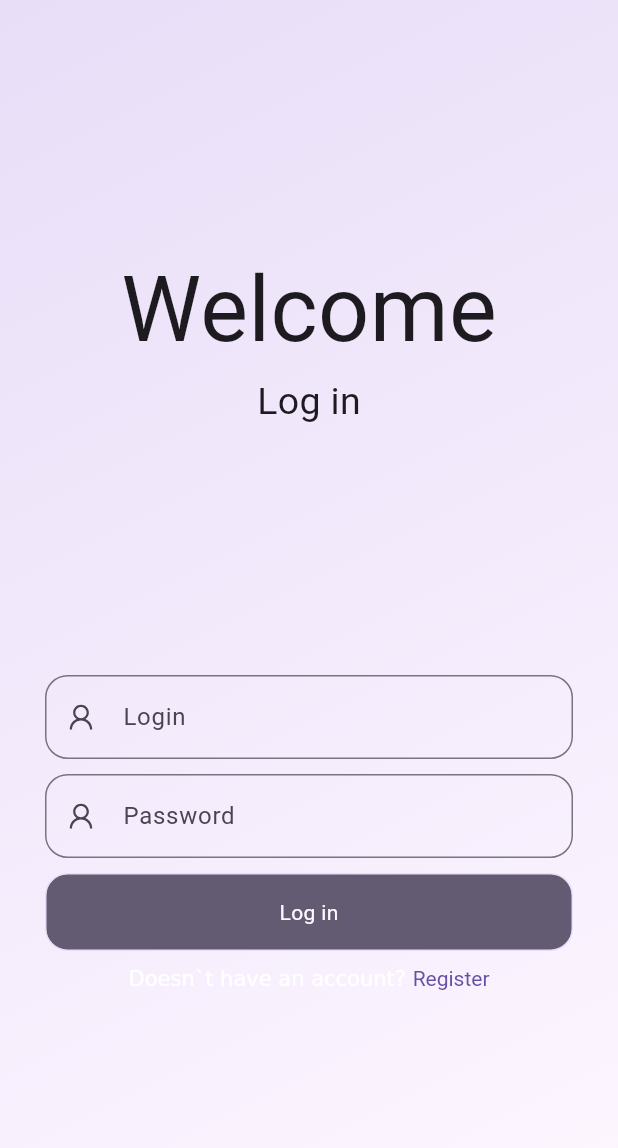
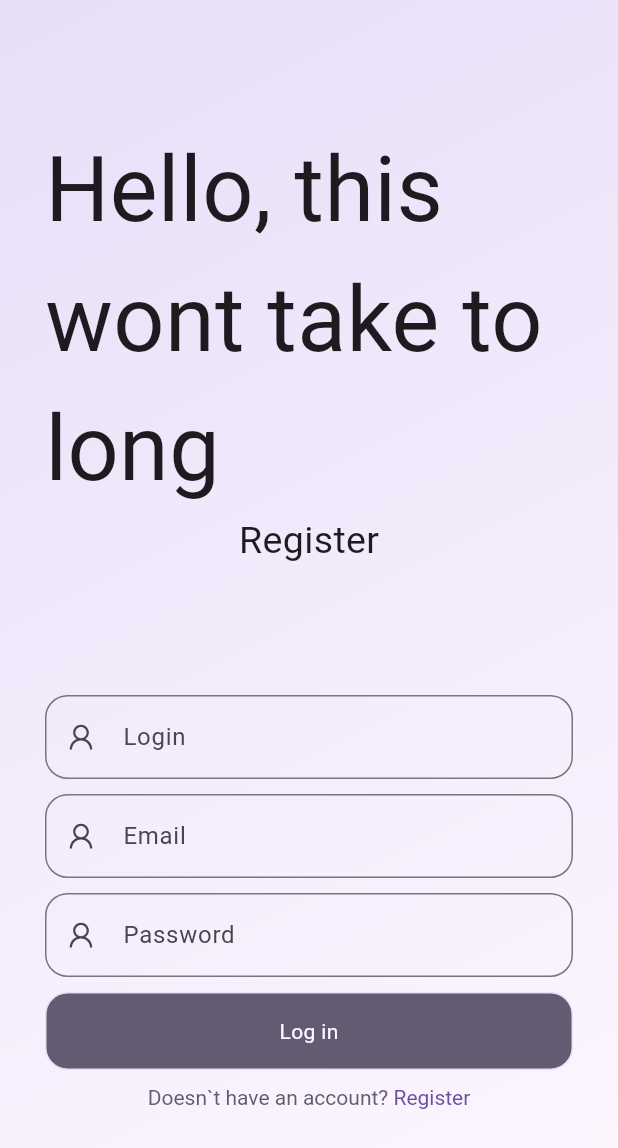
Before and after one commit to Chu-4hun/flutter_ani, a Flutter app: the screen it shows after launch, on a phone screen of 412 x 824 dp. Shown: the top 1148 px of the screen. Run offline on Flutter 3.47's test engine with Material 2 defaults, Android fonts, the phone set to English and light mode, and no system bars; our stand-ins replace bloc, freezed_annotation, get, line_icons; missing offline and left inert: appinio_video_player, flutter_adaptive_navigation, responsive_grid_list, system_theme.

Commit message:
feature: register screen

```diff
--- a/lib/main.dart
+++ b/lib/main.dart
@@ -1,6 +1,5 @@
 import 'package:flutter/material.dart';
-import 'package:flutter_ani/screens/auth_screen.dart';
-import 'package:flutter_ani/screens/user_screen.dart';
+import 'package:flutter_ani/screens/register_screen.dart';
 import 'package:get/get.dart';
 import 'package:system_theme/system_theme.dart';
 
@@ -29,5 +28,5 @@ void main() async {
         // colorSchemeSeed: Colors.green,
         colorSchemeSeed: SystemTheme.accentColor.accent,
       ),
-      home: AuthScreen()));
+      home: RegisterScreen()));
 }
--- a/lib/screens/auth_screen.dart
+++ b/lib/screens/auth_screen.dart
@@ -2,6 +2,7 @@ import 'package:flutter/gestures.dart';
 import 'package:flutter/material.dart';
 import 'package:get/get.dart';
 
+import '../utils/check_input.dart';
 import '../utils/custom_accept_button.dart';
 import '../utils/custom_input_field.dart';
 
@@ -159,8 +160,9 @@ class _LoginFormState extends State<LoginForm> {
           RichText(
             text: TextSpan(
               children: [
-                const TextSpan(
+                 TextSpan(
                   text: 'Doesn`t have an account? ',
+                  style: TextStyle(color: Theme.of(context).colorScheme.secondary)
                 ),
                 TextSpan(
                   text: 'Register',
@@ -176,16 +178,3 @@ class _LoginFormState extends State<LoginForm> {
     );
   }
 }
-
-String? checkInput(value, String fieldName) {
-  if (value == null || value.isEmpty) {
-    return "$fieldName не должен быть пустым";
-  }
-  if (value.length < 2) {
-    return "$fieldName должен быть от 2 символов";
-  }
-  if (value.length >= 30) {
-    return "$fieldName должен быть до 20 символов";
-  }
-  return null;
-}
--- a/lib/screens/register_screen.dart
+++ b/lib/screens/register_screen.dart
@@ -0,0 +1,190 @@
+import 'package:flutter/gestures.dart';
+import 'package:flutter/material.dart';
+import 'package:flutter_ani/utils/email_string_validator.dart';
+import 'package:get/get.dart';
+
+import '../utils/check_input.dart';
+import '../utils/custom_accept_button.dart';
+import '../utils/custom_input_field.dart';
+
+class RegisterScreen extends StatefulWidget {
+  const RegisterScreen({super.key});
+
+  @override
+  State<RegisterScreen> createState() => _RegisterScreenState();
+}
+
+class _RegisterScreenState extends State<RegisterScreen> {
+  @override
+  Widget build(BuildContext context) {
+    return Scaffold(
+        body: context.width > 550
+            ? Center(
+                child: Row(children: [
+                  Expanded(
+                    child: Container(
+                      decoration: BoxDecoration(
+                        gradient: LinearGradient(
+                          begin: Alignment.centerLeft,
+                          end: Alignment.centerRight,
+                          colors: [
+                            Theme.of(context).colorScheme.secondaryContainer,
+                            Theme.of(context).colorScheme.background
+                          ],
+                        ),
+                      ),
+                      child: Column(
+                        mainAxisAlignment: MainAxisAlignment.center,
+                        children: [
+                          Container(
+                            alignment: Alignment.center,
+                            child: Column(
+                              children: const [
+                                Text(
+                                  "Hello, this wont take to",
+                                  style: TextStyle(fontSize: 60),
+                                ),
+                                Text(
+                                  "Register",
+                                  style: TextStyle(fontSize: 25),
+                                ),
+                              ],
+                            ),
+                          ),
+                        ],
+                      ),
+                    ),
+                  ),
+                  Expanded(
+                      child: Column(
+                    mainAxisAlignment: MainAxisAlignment.center,
+                    children: [
+                      Padding(
+                        padding: const EdgeInsets.symmetric(horizontal: 30),
+                        child: LoginForm(),
+                      ),
+                    ],
+                  )),
+                ]),
+              )
+            : Container(
+                decoration: BoxDecoration(
+                  gradient: LinearGradient(
+                    begin: Alignment.topLeft,
+                    end: Alignment.bottomRight,
+                    colors: [
+                      Theme.of(context).colorScheme.secondaryContainer,
+                      Theme.of(context).colorScheme.background
+                    ],
+                  ),
+                ),
+                child: Column(
+                  mainAxisAlignment: MainAxisAlignment.spaceEvenly,
+                  children: [
+                    Padding(
+                      padding: const EdgeInsets.symmetric(horizontal: 30),
+                      child: Container(
+                        alignment: Alignment.center,
+                        child: Column(
+                          children: const [
+                            Text(
+                              "Hello, this wont take to long",
+                              style: TextStyle(fontSize: 60),
+                            ),
+                            Text(
+                              "Register",
+                              style: TextStyle(fontSize: 25),
+                            ),
+                          ],
+                        ),
+                      ),
+                    ),
+                    Padding(
+                      padding: const EdgeInsets.symmetric(horizontal: 30),
+                      child: Center(child: LoginForm()),
+                    ),
+
+                    // const SizedBox(height: 70),
+                  ],
+                ),
+              ));
+  }
+}
+
+class LoginForm extends StatefulWidget {
+  LoginForm();
+
+  @override
+  State<LoginForm> createState() => _LoginFormState();
+}
+
+class _LoginFormState extends State<LoginForm> {
+  final _key = GlobalKey<FormState>();
+
+  TextEditingController controllerLogin = TextEditingController();
+  TextEditingController controllerEmail = TextEditingController();
+  TextEditingController controllerPassword = TextEditingController();
+
+  @override
+  Widget build(BuildContext context) {
+    return Form(
+      key: _key,
+      child: Column(
+        children: [
+          CustomInputField(
+            validator: (value) => checkInput(value, "Login"),
+            controller: controllerLogin,
+            text: "Login",
+          ),
+          const SizedBox(height: 10),
+          CustomInputField(
+            autovalidateMode: AutovalidateMode.onUserInteraction,
+            validator: (input) =>
+                input!.isValidEmail() ? null : "Check your email",
+            controller: controllerEmail,
+            text: "Email",
+          ),
+          const SizedBox(height: 10),
+          CustomInputField(
+            validator: (value) => checkInput(value, "Password"),
+            controller: controllerPassword,
+            text: "Password",
+            obscureText: true,
+          ),
+          const SizedBox(height: 10),
+          CustomAcceptButton(
+            child: Center(
+                child: Text(
+              "Log in",
+              style: TextStyle(color: Theme.of(context).colorScheme.background),
+            )),
+            func: () {
+              if (_key.currentState!.validate()) {
+                Get.snackbar("tada", "message");
+              } else {
+                Get.snackbar("User error", "enter correct values");
+              }
+            },
+          ),
+          const SizedBox(height: 10),
+          RichText(
+            text: TextSpan(
+              children: [
+                TextSpan(
+                    text: 'Doesn`t have an account? ',
+                    style: TextStyle(
+                        color: Theme.of(context).colorScheme.secondary)),
+                TextSpan(
+                  text: 'Register',
+                  style:
+                      TextStyle(color: Theme.of(context).colorScheme.primary),
+                  recognizer: TapGestureRecognizer()..onTap = () {},
+                ),
+              ],
+            ),
+          ),
+        ],
+      ),
+    );
+  }
+}
--- /dev/null
+++ b/lib/utils/check_input.dart
@@ -0,0 +1,12 @@
+String? checkInput(value, String fieldName) {
+  if (value == null || value.isEmpty) {
+    return "$fieldName не должен быть пустым";
+  }
+  if (value.length < 2) {
+    return "$fieldName должен быть от 2 символов";
+  }
+  if (value.length >= 30) {
+    return "$fieldName должен быть до 20 символов";
+  }
+  return null;
+}
--- a/lib/utils/custom_input_field.dart
+++ b/lib/utils/custom_input_field.dart
@@ -1,4 +1,3 @@
-
 import 'package:flutter/material.dart';
 import 'package:line_icons/line_icons.dart';
 
@@ -9,7 +8,7 @@ class CustomInputField extends StatelessWidget {
     this.text,
     this.icon,
     this.obscureText,
-    this.validator,
+    this.validator, this.autovalidateMode,
   });
 
   final TextEditingController controller;
@@ -17,10 +16,12 @@ class CustomInputField extends StatelessWidget {
   final IconData? icon;
   final bool? obscureText;
   final String? Function(String?)? validator;
+  final AutovalidateMode? autovalidateMode;
 
   @override
   Widget build(BuildContext context) {
     return TextFormField(
+      autovalidateMode: autovalidateMode?? AutovalidateMode.disabled,
       validator: validator,
       obscureText: obscureText ?? false,
       controller: controller,
--- /dev/null
+++ b/lib/utils/email_string_validator.dart
@@ -0,0 +1,7 @@
+extension EmailValidator on String {
+  bool isValidEmail() {
+    return RegExp(
+            r'^(([^<>()[\]\\.,;:\s@\"]+(\.[^<>()[\]\\.,;:\s@\"]+)*)|(\".+\"))@((\[[0-9]{1,3}\.[0-9]{1,3}\.[0-9]{1,3}\.[0-9]{1,3}\])|(([a-zA-Z\-0-9]+\.)+[a-zA-Z]{2,}))$')
+        .hasMatch(this);
+  }
+}
```
